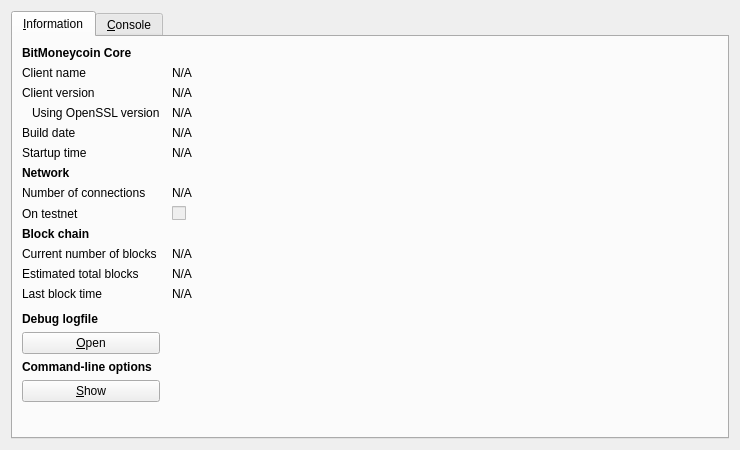
The window that src/qt/forms/rpcconsole.ui (samurai-dev/compares) describes before a commit, drawn with Qt 5.
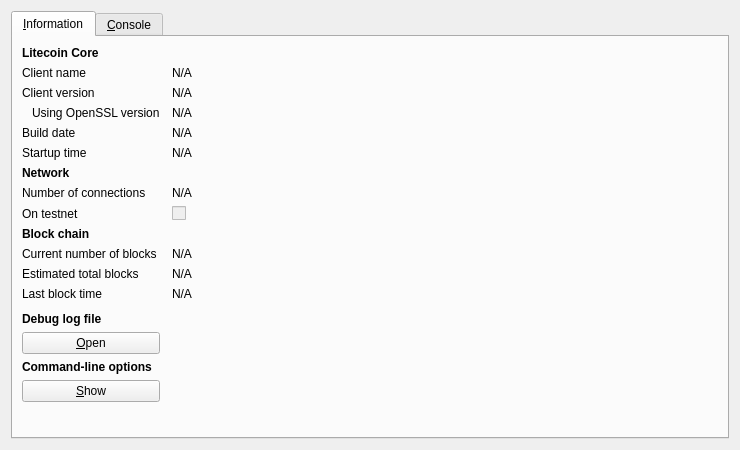
The same window after the commit. Icons and pictures are not drawn.

Diff of the .ui file:
```diff
--- a/src/qt/forms/rpcconsole.ui
+++ b/src/qt/forms/rpcconsole.ui
@@ -36,7 +36,7 @@
           </font>
          </property>
          <property name="text">
-          <string>&lt;html&gt;&lt;head/&gt;&lt;body&gt;&lt;p&gt;BitMoneycoin Core&lt;/p&gt;&lt;/body&gt;&lt;/html&gt;</string>
+          <string>Litecoin Core</string>
          </property>
         </widget>
        </item>
@@ -315,7 +315,7 @@
           </font>
          </property>
          <property name="text">
-          <string>Debug logfile</string>
+          <string>Debug log file</string>
          </property>
         </widget>
        </item>
```
Left out of the diff: 6 changed lines with no effect on the pictures.
